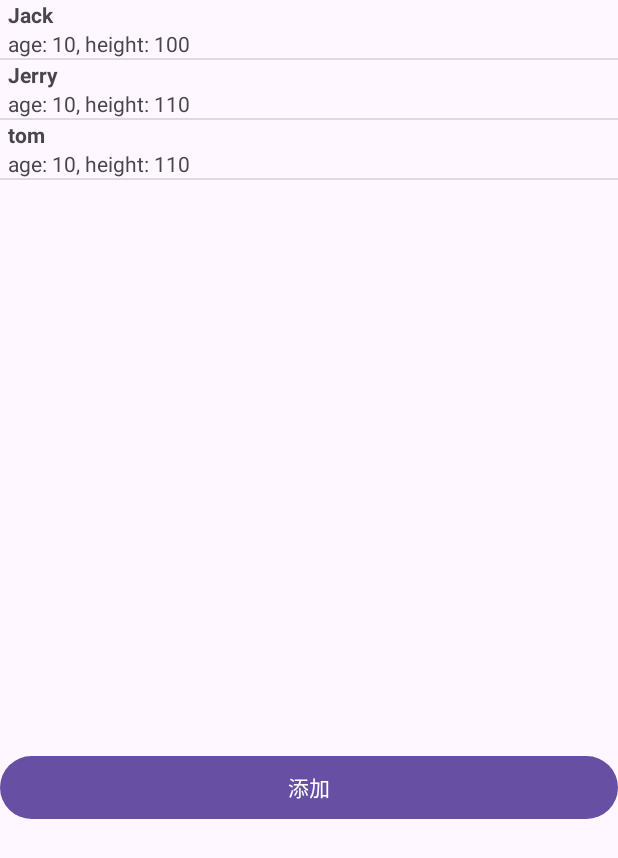
After one commit to aszswaz/demo, an Android app: the ListViewActivity screen opened directly, with no data from a screen before it, on a phone screen of 412 x 824 dp. The commit adds this screen. Shown: the top 858 px of the screen. Run offline under Robolectric (Android 15) with nearby library versions, the phone set to English and light mode, and no system bars.

Commit message:
1. Android 添加 gif 图片演示 2. Android 添加 ListView 演示 3. Android 添加 SQLite 演示 4. Kotlin 语法演示

```diff
--- /dev/null
+++ b/android/HelloWorld/app/src/main/java/com/example/helloworld/ListViewActivity.kt
@@ -0,0 +1,61 @@
+package com.example.helloworld
+
+import android.os.Bundle
+import android.widget.ArrayAdapter
+import android.widget.Button
+import android.widget.ListView
+import androidx.appcompat.app.AppCompatActivity
+import com.example.helloworld.adapter.UserAdapter
+import com.example.helloworld.entity.User
+
+@Suppress("unused")
+class ListViewActivity : AppCompatActivity() {
+    private lateinit var listView: ListView
+
+    override fun onCreate(savedInstanceState: Bundle?) {
+        super.onCreate(savedInstanceState)
+        setContentView(R.layout.activity_list_view)
+
+        listView = findViewById(R.id.list_view)
+
+        // setAdapter01()
+        setAdapter02()
+    }
+
+    /**
+     * 使用 Android 自带的元素样式创建表格
+     */
+    private fun setAdapter01() {
+        // 设置列表元素和元素的样式，android.R.layout.simple_list_item_1 是一个内置样式
+        val item = ArrayAdapter<String>(this, android.R.layout.simple_list_item_1)
+        item.add("item 01")
+        item.add("item 02")
+        item.add("item 03")
+        // 修改列表时自动更新视图
+        item.setNotifyOnChange(true)
+
+        listView.adapter = item
+        findViewById<Button>(R.id.list_view_btn)
+            .setOnClickListener {
+                item.add("item ${String.format("%02d", item.count + 1)}")
+            }
+    }
+
+    /**
+     * 使用自定义样式创建表格
+     */
+    private fun setAdapter02() {
+        val adapter = UserAdapter(this)
+
+        val users = arrayListOf(
+            User(name = "Jack", age = 10, height = 100),
+            User(name = "Jerry", age = 10, height = 110),
+            User(name = "tom", age = 10, height = 110),
+        )
+        for (user in users) {
+            adapter.add(user)
+        }
+
+        listView.adapter = adapter
+    }
+}
--- /dev/null
+++ b/android/HelloWorld/app/src/main/java/com/example/helloworld/adapter/UserAdapter.kt
@@ -0,0 +1,60 @@
+package com.example.helloworld.adapter
+
+import android.annotation.SuppressLint
+import android.content.Context
+import android.view.LayoutInflater
+import android.view.View
+import android.view.ViewGroup
+import android.widget.BaseAdapter
+import android.widget.TextView
+import com.example.helloworld.R
+import com.example.helloworld.entity.User
+
+class UserAdapter(
+    context: Context
+) : BaseAdapter() {
+    private val list: ArrayList<User> = ArrayList()
+    private val inflater = LayoutInflater.from(context)
+
+    override fun getCount(): Int {
+        return list.size
+    }
+
+    override fun getItem(position: Int): User {
+        return list[position]
+    }
+
+    override fun getItemId(position: Int): Long {
+        return position.toLong()
+    }
+
+    /**
+     * 生成列表的元素视图
+     */
+    @SuppressLint("ViewHolder", "SetTextI18n")
+    override fun getView(position: Int, convertView: View?, parent: ViewGroup?): View {
+        val user = list[position]
+        val view = inflater.inflate(R.layout.user_element, parent, false)
+
+        val nameView = view.findViewById<TextView>(R.id.user_name)
+        val detailView = view.findViewById<TextView>(R.id.user_detail)
+        nameView.text = user.name
+        detailView.text = "age: ${user.age}, height: ${user.height}"
+        return view
+    }
+
+    fun add(v: User) {
+        list.add(v)
+        notifyDataSetChanged()
+    }
+
+    fun addAll(l: List<User>) {
+        list.addAll(l)
+        notifyDataSetChanged()
+    }
+
+    fun clear() {
+        list.clear()
+        notifyDataSetChanged()
+    }
+}
--- /dev/null
+++ b/android/HelloWorld/app/src/main/java/com/example/helloworld/entity/User.kt
@@ -0,0 +1,11 @@
+package com.example.helloworld.entity
+
+@Suppress("unused")
+class User(
+    var id: Int,
+    var name: String,
+    var age: Int,
+    var height: Int
+) {
+    constructor(name: String, age: Int, height: Int) : this(0, name, age, height)
+}
--- /dev/null
+++ b/android/HelloWorld/app/src/main/res/layout/activity_list_view.xml
@@ -0,0 +1,21 @@
+<?xml version="1.0" encoding="utf-8"?>
+<LinearLayout xmlns:android="http://schemas.android.com/apk/res/android"
+    xmlns:tools="http://schemas.android.com/tools"
+    android:layout_width="match_parent"
+    android:layout_height="match_parent"
+    android:orientation="vertical"
+    tools:context=".ListViewActivity">
+
+    <ListView
+        android:id="@+id/list_view"
+        android:layout_width="match_parent"
+        android:layout_height="500dp" />
+
+    <Button
+        android:id="@+id/list_view_btn"
+        android:layout_width="match_parent"
+        android:layout_height="50dp"
+        android:text="添加"
+        tools:ignore="HardcodedText" />
+
+</LinearLayout>
--- /dev/null
+++ b/android/HelloWorld/app/src/main/res/layout/user_element.xml
@@ -0,0 +1,21 @@
+<?xml version="1.0" encoding="utf-8"?>
+
+<LinearLayout xmlns:android="http://schemas.android.com/apk/res/android"
+    android:layout_width="match_parent"
+    android:layout_height="match_parent"
+    android:orientation="vertical">
+
+    <TextView
+        android:id="@+id/user_name"
+        android:layout_width="match_parent"
+        android:layout_height="match_parent"
+        android:layout_marginStart="5dp"
+        android:textStyle="bold" />
+
+    <TextView
+        android:id="@+id/user_detail"
+        android:layout_width="match_parent"
+        android:layout_height="match_parent"
+        android:layout_marginStart="5dp" />
+
+</LinearLayout>
```
Also changed, not shown: android/HelloWorld/app/build.gradle.kts (+3 -7 lines), android/HelloWorld/app/src/main/AndroidManifest.xml (+9 -0 lines), android/HelloWorld/app/src/main/java/com/example/helloworld/ImageViewActivity.kt (added, +19 -0 lines), android/HelloWorld/app/src/main/java/com/example/helloworld/MainActivity.java (+47 -5 lines), android/HelloWorld/app/src/main/java/com/example/helloworld/SQLiteActivity.kt (added, +48 -0 lines), android/HelloWorld/app/src/main/java/com/example/helloworld/dialog/UserDialog.kt (added, +44 -0 lines), android/HelloWorld/app/src/main/java/com/example/helloworld/helper/UserHelper.kt (added, +69 -0 lines), android/HelloWorld/app/src/main/res/layout/activity_image_view.xml (added, +22 -0 lines), android/HelloWorld/app/src/main/res/layout/activity_main.xml (+21 -0 lines), android/HelloWorld/app/src/main/res/layout/activity_sqlite.xml (added, +21 -0 lines), android/HelloWorld/app/src/main/res/layout/user_create.xml (added, +38 -0 lines), android/HelloWorld/app/src/main/res/values/strings.xml (+9 -0 lines), programming-language/kotlin/kotlin/src/main/kotlin/LateInitDemo.kt (added, +19 -0 lines), programming-language/kotlin/kotlin/src/main/kotlin/ObjectDemo.kt (+15 -0 lines), 1 more files.
